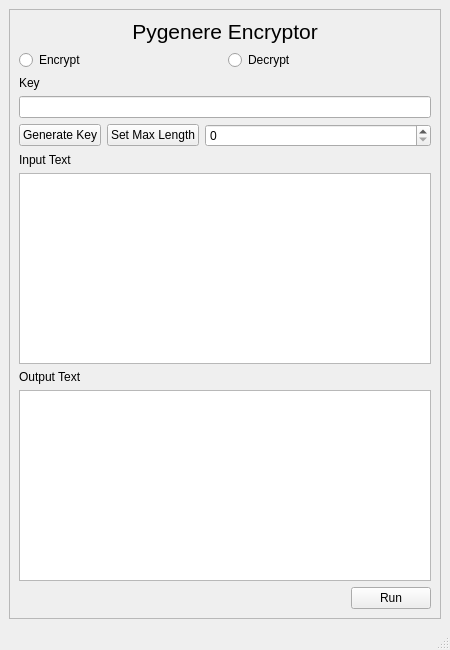
rc14193/PyGenereEncryptor, file gui.ui: the form before one commit.
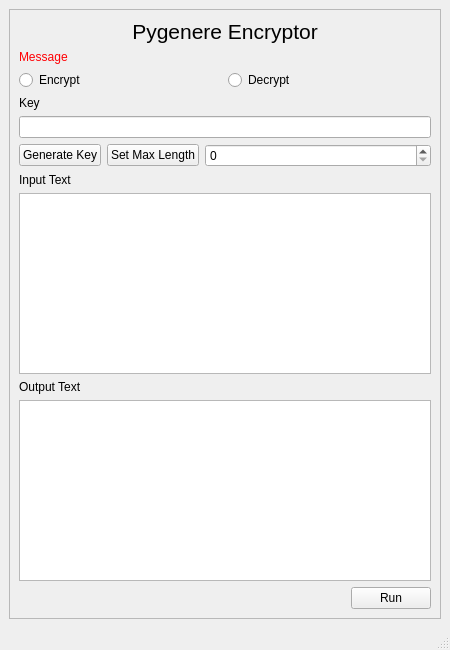
The form after the commit.

```diff
--- a/gui.ui
+++ b/gui.ui
@@ -43,6 +43,134 @@
          </item>
         </layout>
        </item>
+       <item>
+        <widget class="QLabel" name="info_label">
+         <property name="palette">
+          <palette>
+           <active>
+            <colorrole role="WindowText">
+             <brush brushstyle="SolidPattern">
+              <color alpha="255">
+               <red>255</red>
+               <green>0</green>
+               <blue>4</blue>
+              </color>
+             </brush>
+            </colorrole>
+            <colorrole role="Text">
+             <brush brushstyle="SolidPattern">
+              <color alpha="255">
+               <red>255</red>
+               <green>0</green>
+               <blue>0</blue>
+              </color>
+             </brush>
+            </colorrole>
+            <colorrole role="BrightText">
+             <brush brushstyle="SolidPattern">
+              <color alpha="255">
+               <red>255</red>
+               <green>0</green>
+               <blue>4</blue>
+              </color>
+             </brush>
+            </colorrole>
+            <colorrole role="PlaceholderText">
+             <brush brushstyle="SolidPattern">
+              <color alpha="128">
+               <red>255</red>
+               <green>0</green>
+               <blue>0</blue>
+              </color>
+             </brush>
+            </colorrole>
+           </active>
+           <inactive>
+            <colorrole role="WindowText">
+             <brush brushstyle="SolidPattern">
+              <color alpha="255">
+               <red>255</red>
+               <green>0</green>
+               <blue>4</blue>
+              </color>
+             </brush>
+            </colorrole>
+            <colorrole role="Text">
+             <brush brushstyle="SolidPattern">
+              <color alpha="255">
+               <red>255</red>
+               <green>0</green>
+               <blue>0</blue>
+              </color>
+             </brush>
+            </colorrole>
+            <colorrole role="BrightText">
+             <brush brushstyle="SolidPattern">
+              <color alpha="255">
+               <red>255</red>
+               <green>0</green>
+               <blue>4</blue>
+              </color>
+             </brush>
+            </colorrole>
+            <colorrole role="PlaceholderText">
+             <brush brushstyle="SolidPattern">
+              <color alpha="128">
+               <red>255</red>
+               <green>0</green>
+               <blue>0</blue>
+              </color>
+             </brush>
+            </colorrole>
+           </inactive>
+           <disabled>
+            <colorrole role="WindowText">
+             <brush brushstyle="SolidPattern">
+              <color alpha="255">
+               <red>110</red>
+               <green>114</green>
+               <blue>117</blue>
+              </color>
+             </brush>
+            </colorrole>
+            <colorrole role="Text">
+             <brush brushstyle="SolidPattern">
+              <color alpha="255">
+               <red>101</red>
+               <green>104</green>
+               <blue>106</blue>
+              </color>
+             </brush>
+            </colorrole>
+            <colorrole role="BrightText">
+             <brush brushstyle="SolidPattern">
+              <color alpha="255">
+               <red>255</red>
+               <green>0</green>
+               <blue>4</blue>
+              </color>
+             </brush>
+            </colorrole>
+            <colorrole role="PlaceholderText">
+             <brush brushstyle="SolidPattern">
+              <color alpha="128">
+               <red>239</red>
+               <green>240</green>
+               <blue>241</blue>
+              </color>
+             </brush>
+            </colorrole>
+           </disabled>
+          </palette>
+         </property>
+         <property name="autoFillBackground">
+          <bool>false</bool>
+         </property>
+         <property name="text">
+          <string>Message</string>
+         </property>
+        </widget>
+       </item>
        <item>
         <layout class="QHBoxLayout" name="horizontalLayout_3">
          <item>
```
